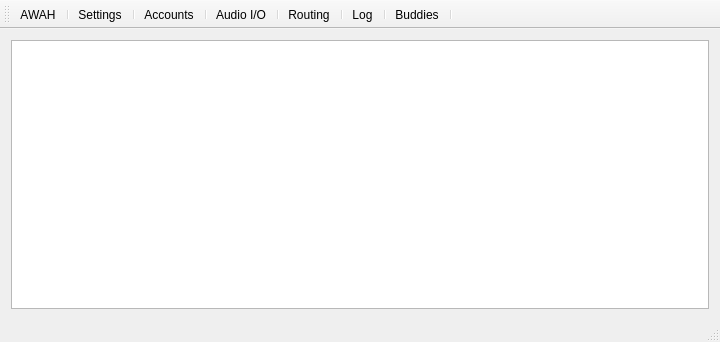
Qt form AWAHSipDesktopGUI.ui (AWAH-SIP/AWAH-SIP_Desktop-GUI) before a commit.
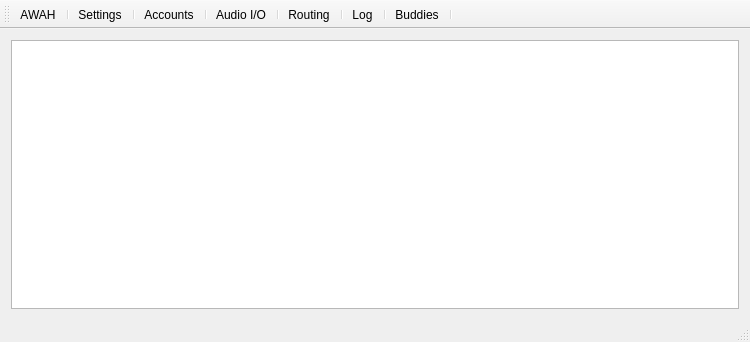
The same form after that commit. Icons and pictures are not drawn.

Commit message: changed callstatistics window to modal

Diff of the .ui file:
```diff
--- a/AWAHSipDesktopGUI.ui
+++ b/AWAHSipDesktopGUI.ui
@@ -6,13 +6,13 @@
    <rect>
     <x>0</x>
     <y>0</y>
-    <width>720</width>
+    <width>750</width>
     <height>342</height>
    </rect>
   </property>
   <property name="minimumSize">
    <size>
-    <width>720</width>
+    <width>750</width>
     <height>200</height>
    </size>
   </property>
```
Left out of the diff: 18 changed lines with no effect on the pictures. The commit also changes 4 other files.
